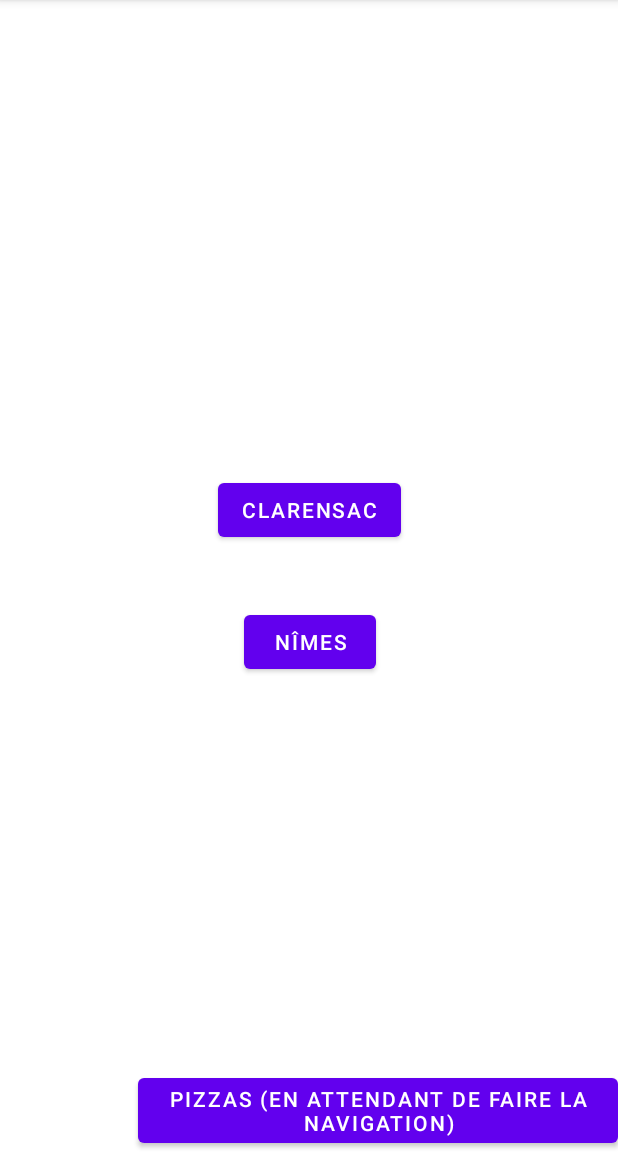
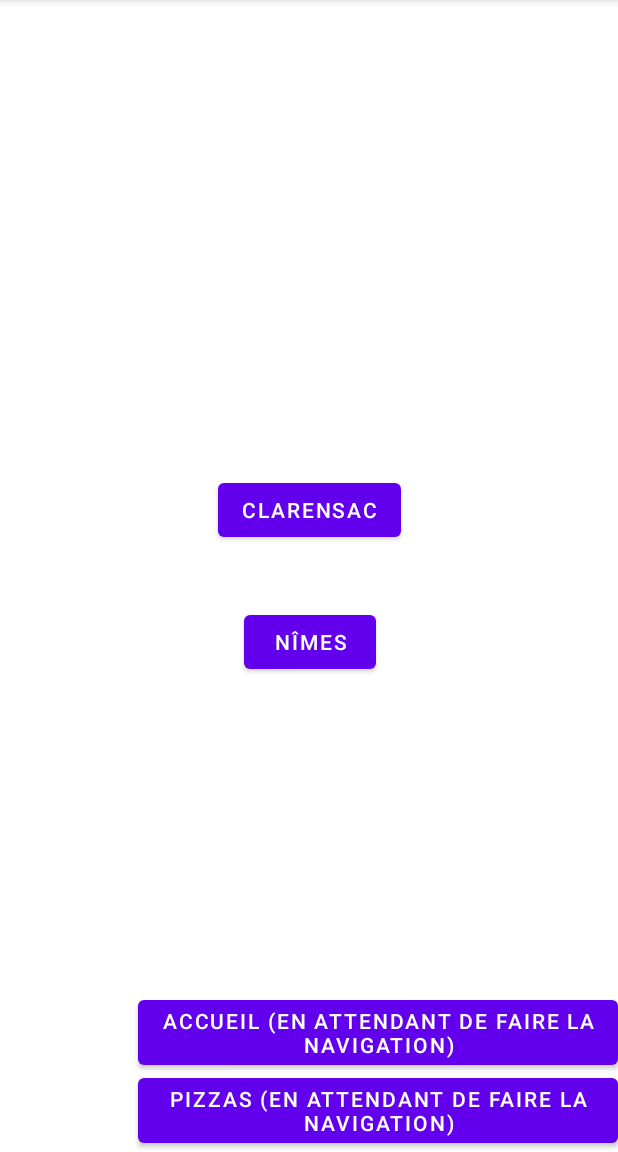
Before and after one commit to NIS5IL-Pizzapk/Pizz-APK, an Android app: the screen it shows after launch (RestaurantChoixActivity), on a phone screen of 412 x 824 dp, the part 84-1236 px from its top. Run offline under Robolectric (Android 15) with nearby library versions, the phone set to English and light mode, and no system bars.

Commit message:
ajout imgs accueil + affichage RV Accueil + ajout btn de test sur RestaurantchoixActivity/TestData de catégorie

```diff
--- a/app/src/main/java/com/example/pizz_apk/RestaurantChoixActivity.java
+++ b/app/src/main/java/com/example/pizz_apk/RestaurantChoixActivity.java
@@ -37,5 +37,9 @@ public class RestaurantChoixActivity extends AppCompatActivity {
             Intent intent = new Intent().setClass(this, ListePizzasActivity.class);
             startActivity(intent);
         });
+        binding.btnTemp2.setOnClickListener(view1 -> {
+            Intent intent = new Intent().setClass(this, AccueilActivity.class);
+            startActivity(intent);
+        });
     }
 }
--- a/app/src/main/res/layout/activity_restaurant_choix.xml
+++ b/app/src/main/res/layout/activity_restaurant_choix.xml
@@ -22,4 +22,13 @@
         android:text="Pizzas (en attendant de faire la navigation)"
         app:layout_constraintBottom_toBottomOf="parent"
         app:layout_constraintEnd_toEndOf="parent" />
+
+    <Button
+        android:id="@+id/btn_temp2"
+        android:layout_width="wrap_content"
+        android:layout_height="wrap_content"
+        android:layout_marginBottom="52dp"
+        android:text="Accueil (en attendant de faire la navigation)"
+        app:layout_constraintBottom_toBottomOf="parent"
+        app:layout_constraintEnd_toEndOf="parent" />
 </androidx.constraintlayout.widget.ConstraintLayout>
```
Also changed, not shown: app/src/main/java/com/example/pizz_apk/AccueilActivity.java (+24 -1 lines), app/src/main/java/com/example/pizz_apk/adapters/CategorieAccueilAdapter.java (added, +59 -0 lines), app/src/main/java/com/example/pizz_apk/models/CategorieAccueil.java (added, +28 -0 lines), app/src/main/java/com/example/pizz_apk/models/TestData.java (+9 -0 lines), app/src/main/res/drawable/nos_pizzas.png (added), app/src/main/res/drawable/nos_salades.png (added), app/src/main/res/drawable/nos_tacos.png (added), app/src/main/res/drawable/pizzas_du_mois.png (added).
